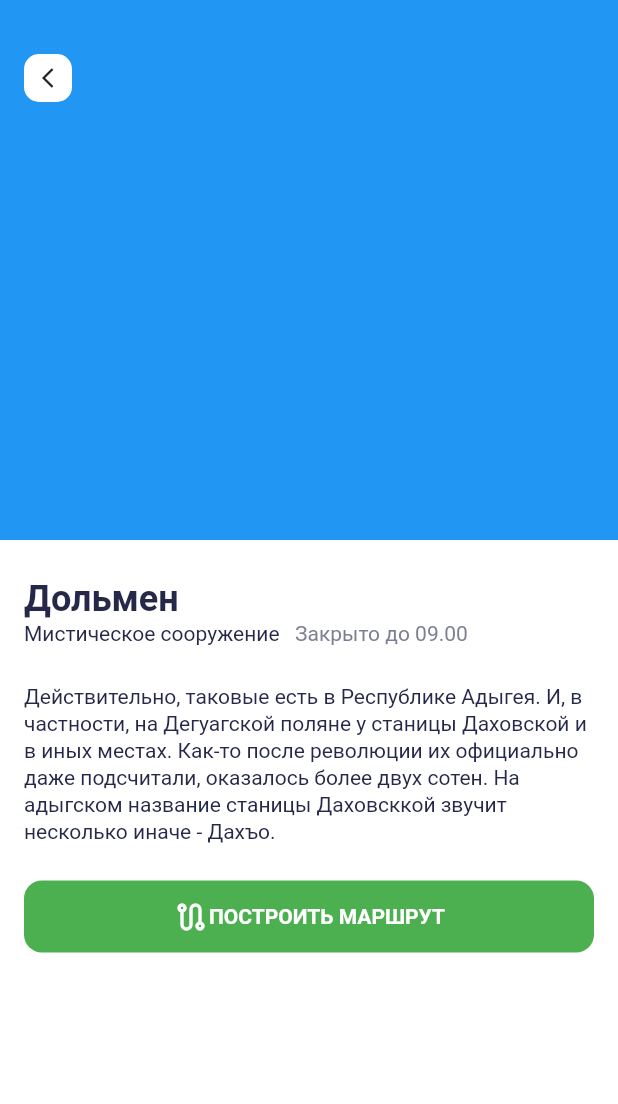
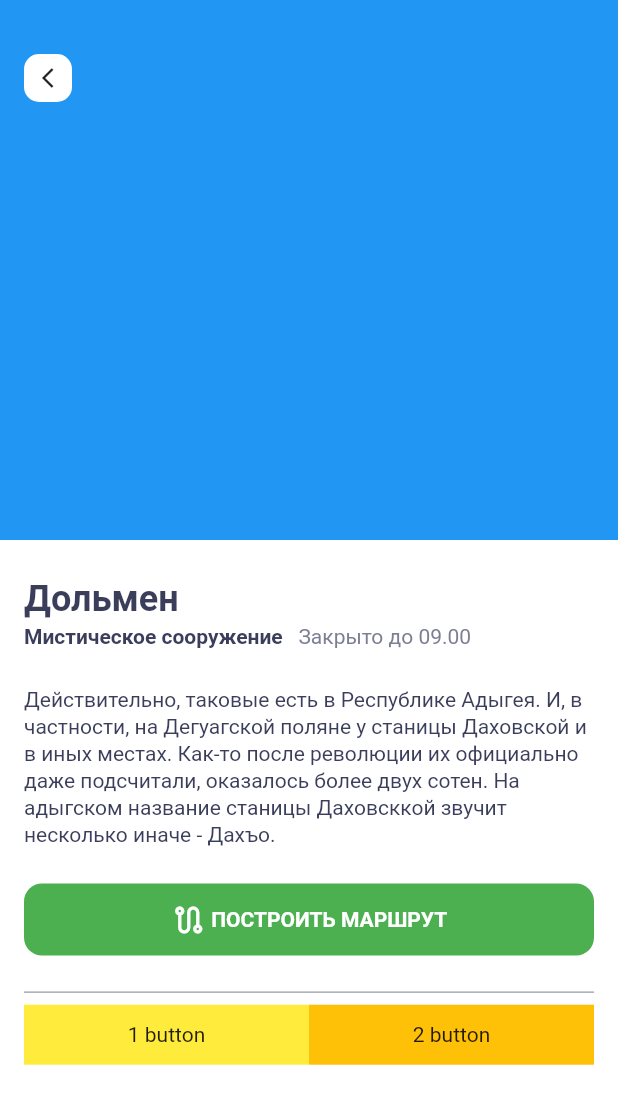
Before and after one commit to Aidamir/surf-flutter-course-lovpache, a Flutter app: the screen it shows after launch, on a phone screen of 412 x 824 dp. Shown: the top 1104 px of the screen. Run offline on Flutter 3.47's test engine with Material 2 defaults, Android fonts, the phone set to English and light mode, and no system bars.

Commit message:
added buttons

```diff
--- a/lib/main.dart
+++ b/lib/main.dart
@@ -2,7 +2,7 @@ import 'package:flutter/material.dart';
 import 'package:places/mock.dart';
 import 'package:places/ui/res/constants.dart';
 import 'package:places/ui/screen/sight_details.dart';
-import 'package:places/ui/screen/sight_list_screen.dart';
+//import 'package:places/ui/screen/sight_list_screen.dart';
 
 void main() {
   runApp(const App());
--- a/lib/ui/res/constants.dart
+++ b/lib/ui/res/constants.dart
@@ -2,7 +2,7 @@ import 'package:flutter/material.dart';
 
 /// Строковые константы приложения
 class AppStrings {
-  static const appTitle = 'Список\nиинтересных мест';
+  static const appTitle = 'Список\nинтересных мест';
 }
 
 class AppAssets {
@@ -10,30 +10,30 @@ class AppAssets {
 
 class AppTypography {
   static const appBarTextStyle = TextStyle(
-    color: Color(0xff252849),
+    color: AppColors.textColorRegular,
     fontFamily: 'Roboto',
     fontSize: 32,
     fontStyle: FontStyle.normal,
     fontWeight: FontWeight.w700,
   );
-  static const placeDetailTitle = TextStyle(
-    color: Color(0xff252849),
+  static const largeTitle24w700 = TextStyle(
+    color: AppColors.textColorRegular,
     fontFamily: 'Roboto',
     fontSize: 24,
     fontStyle: FontStyle.normal,
     fontWeight: FontWeight.w700,
     height: 29/24,
   );
-  static const lightGreyTinyTextStyle = TextStyle(
-    color: Color(0xff7C7E92),
+  static const lightTextStyle = TextStyle(
+    color: AppColors.textColorLight,
     fontFamily: 'Roboto',
     fontSize: 14,
     fontStyle: FontStyle.normal,
     fontWeight: FontWeight.w400,
     height: 18/14,
   );
-  static const placeTitleTextStyle = TextStyle(
-    color: Color(0xff3B3E5B),
+  static const smallTitle16w500 = TextStyle(
+    color: AppColors.textColorRegular,
     fontFamily: 'Roboto',
     fontSize: 16,
     fontStyle: FontStyle.normal,
@@ -41,7 +41,7 @@ class AppTypography {
     height: 20/16,
   );
   static const placeTitleTextStyleBold = TextStyle(
-    color: Color(0xff3B3E5B),
+    color: AppColors.textColorRegular,
     fontFamily: 'Roboto',
     fontSize: 24,
     fontStyle: FontStyle.normal,
@@ -53,10 +53,7 @@ class AppTypography {
 
 class AppColors {
   static const backgroundColor = Colors.white;
-  static const textColorRegular = Color(0xff252849);
+  static const textColorRegular = Color(0xff3B3E5B);
   static const textColorLight = Color(0xff7C7E92);
-/*  static const backgroundColor = Color(0xfff5f5f5);
-  static const backgroundPlaceItemBottom = Color(0xffe9ebee);*/
   static const backgroundPlaceItemBottom = Color(0xfff5f5f5);
-  static const placeTypeColor = Colors.white;
 }
--- a/lib/ui/screen/sight_card.dart
+++ b/lib/ui/screen/sight_card.dart
@@ -27,12 +27,12 @@ class SightCard extends StatelessWidget {
                   Expanded(
                       child: Text(
                     sight.type,
-                    style: AppTypography.placeTitleTextStyle.apply(color: AppColors.placeTypeColor),
+                    style: AppTypography.smallTitle16w500.apply(color: AppColors.backgroundColor),
                   ),),
                   Container(
                     width: 24,
                     height: 24,
-                    color: AppColors.placeTypeColor,
+                    color: AppColors.backgroundColor,
                   ),
                 ],
               ),
@@ -51,11 +51,11 @@ class SightCard extends StatelessWidget {
             mainAxisSize: MainAxisSize.min,
             crossAxisAlignment: CrossAxisAlignment.start,
             children: [
-              Text(sight.name, style: AppTypography.placeTitleTextStyle),
+              Text(sight.name, style: AppTypography.smallTitle16w500),
               const SizedBox(
                 height: 2,
               ),
-              Text(sight.details, style: AppTypography.lightGreyTinyTextStyle,overflow: TextOverflow.ellipsis,maxLines: 2),
+              Text(sight.details, style: AppTypography.lightTextStyle,overflow: TextOverflow.ellipsis,maxLines: 2),
             ],
           ),
         ),
--- a/lib/ui/screen/sight_details.dart
+++ b/lib/ui/screen/sight_details.dart
@@ -5,7 +5,7 @@ import 'package:places/ui/res/constants.dart';
 class SightDetails extends StatelessWidget {
   final Sight sight;
 
-  SightDetails({Key? key, required this.sight}) : super(key: key);
+  const SightDetails({Key? key, required this.sight}) : super(key: key);
 
   @override
   Widget build(BuildContext context) {
@@ -37,14 +37,15 @@ class SightDetails extends StatelessWidget {
                     children: [
                       Text(
                         sight.name,
-                        style: AppTypography.placeDetailTitle,
+                        style: AppTypography.largeTitle24w700,
                       ),
+                      const SizedBox(height: 2,),
                       RichText(
                         text: TextSpan(
                           text: '${sight.type}   ',
-                          style: AppTypography.lightGreyTinyTextStyle.apply(color: AppColors.textColorRegular),
+                          style: AppTypography.lightTextStyle.apply(color: AppColors.textColorRegular,fontWeightDelta: 4),
                           children: const [
-                            TextSpan(text: 'Закрыто до 09.00', style: AppTypography.lightGreyTinyTextStyle),
+                            TextSpan(text: 'Закрыто до 09.00', style: AppTypography.lightTextStyle),
                           ],
                         ),
                       ),
@@ -52,15 +53,15 @@ class SightDetails extends StatelessWidget {
                         height: 24,
                       ),
                       Text(sight.details,
-                          style: AppTypography.lightGreyTinyTextStyle.apply(color: AppColors.textColorRegular,),),
+                          style: AppTypography.lightTextStyle.apply(color: AppColors.textColorRegular,),),
                       const SizedBox(
                         height: 24,
                       ),
                       TextButton(
                         style: TextButton.styleFrom(
-                          minimumSize: Size.fromHeight(48),
-                          textStyle: AppTypography.lightGreyTinyTextStyle.apply(color: Colors.white, fontWeightDelta: 3),
-                          primary: Colors.white,
+                          minimumSize: const Size.fromHeight(48),
+                          textStyle: AppTypography.lightTextStyle.apply(fontWeightDelta: 3),
+                          primary: AppColors.backgroundColor,
                           backgroundColor: Colors.green,
                           shape: const RoundedRectangleBorder(borderRadius: BorderRadius.all(Radius.circular(12.0))),
                         ),
@@ -69,10 +70,22 @@ class SightDetails extends StatelessWidget {
                           mainAxisAlignment: MainAxisAlignment.center,
                           children: const [
                             Icon(Icons.route_outlined),
+                            SizedBox(width: 3,),
                             Text('ПОСТРОИТЬ МАРШРУТ'),
                           ],
                         ),
                       ),
+                      const SizedBox(height: 24,),
+                      const Divider(color: AppColors.textColorLight,height: 0.8,),
+                      const SizedBox(height: 8,),
+                      Row(
+                        mainAxisAlignment:   MainAxisAlignment.spaceAround,
+                        children: [
+                        Expanded(child: Container(height: 40, child: const Center(child: Text('1 button')), color: Colors.yellow,)),
+                        Expanded(child: Container(height: 40, child: const Center(child: Text('2 button')), color: Colors.amber,)),
+                      ],),
+
+
                     ],
                   ),
                 ),
```
